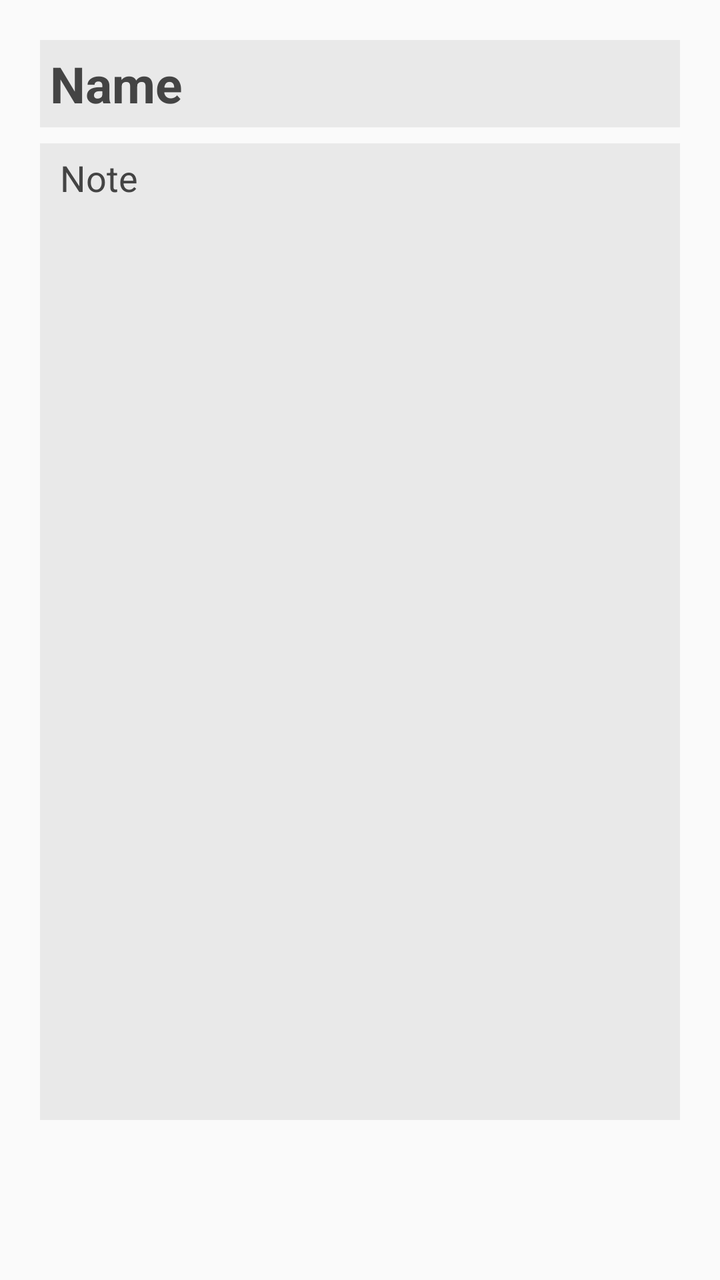
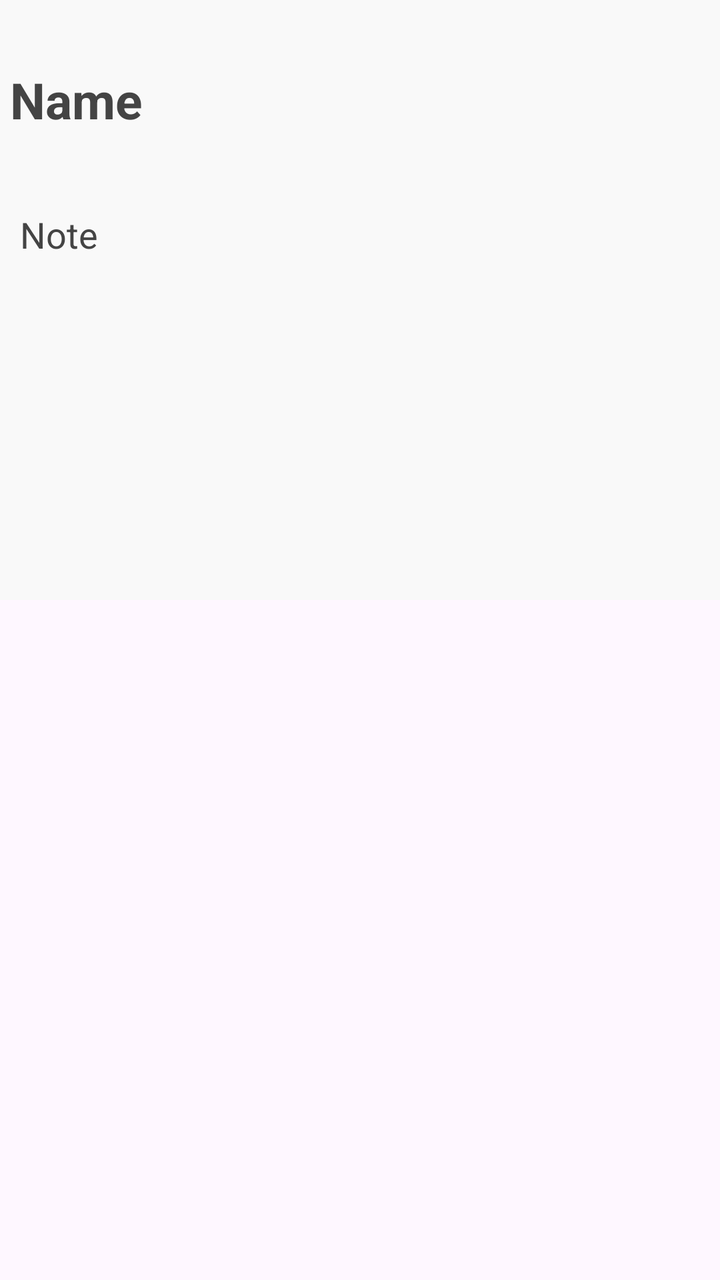

Screens rendered from an Android XML layout before and after an edit, with the pre-edit source and the edit as a unified diff.
<!-- AndroidManifest.xml: application theme AppTheme -->
<!-- res/layout/content_notes.xml -->
<?xml version="1.0" encoding="utf-8"?>
<androidx.constraintlayout.widget.ConstraintLayout xmlns:android="http://schemas.android.com/apk/res/android"
    xmlns:app="http://schemas.android.com/apk/res-auto"
    xmlns:tools="http://schemas.android.com/tools"
    android:layout_width="match_parent"
    android:layout_height="match_parent"
    android:padding="20dp"
    tools:context=".NotesActivity">














    <EditText
        android:id="@+id/NoteName"
        android:layout_width="0dp"
        android:layout_height="wrap_content"
        android:background="@color/backgroundElevation"
        android:ems="10"
        android:hint="@string/Access_Hint_NoteName"
        android:importantForAutofill="no"
        android:inputType="textPersonName|textCapWords"
        android:padding="5dp"
        android:paddingLeft="5dp"
        android:paddingRight="5dp"
        android:textColor="@color/colorText"
        android:textColorHint="@color/colorTextDimmed"
        android:textSize="25sp"
        android:textStyle="bold"
        app:layout_constraintEnd_toEndOf="parent"
        app:layout_constraintStart_toStartOf="parent"
        app:layout_constraintTop_toTopOf="parent"
        tools:ignore="VisualLintTextFieldSize" />

    <EditText
        android:id="@+id/Notes"
        android:layout_width="0dp"
        android:layout_height="0dp"
        android:layout_marginTop="8dp"
        android:layout_marginBottom="60dp"
        android:background="@color/backgroundElevation"
        android:ems="10"
        android:gravity="start|top"
        android:hint="@string/Access_Hint_Notes"
        android:importantForAutofill="no"
        android:inputType="textCapSentences|textMultiLine"
        android:isScrollContainer="true"
        android:minHeight="48dp"
        android:paddingHorizontal="10dp"
        android:paddingTop="5dp"
        android:paddingBottom="50dp"
        android:scrollbarAlwaysDrawHorizontalTrack="false"
        android:scrollbarAlwaysDrawVerticalTrack="false"
        android:scrollbarSize="2dp"
        android:scrollbarStyle="insideOverlay"
        android:scrollbars="vertical"
        android:textColor="@color/colorText"
        android:textColorHighlight="@color/colorAccent"
        android:textColorHint="@color/colorTextDimmed"
        android:textSize="18sp"
        app:layout_constraintBottom_toBottomOf="parent"
        app:layout_constraintEnd_toEndOf="parent"
        app:layout_constraintStart_toStartOf="parent"
        app:layout_constraintTop_toBottomOf="@+id/NoteName"
        tools:ignore="VisualLintTextFieldSize" />



</androidx.constraintlayout.widget.ConstraintLayout>
<!-- resources referenced by this layout -->
<resources>
  <color name="backgroundElevation">#E9E9E9</color>
  <color name="colorAccent">#2BC9C9</color>
  <color name="colorText">#000000</color>
  <color name="colorTextDimmed">#444444</color>
  <string name="Access_Hint_NoteName">Name</string>
  <string name="Access_Hint_Notes">Note</string>
  <style name="AppTheme" parent="Theme.AppCompat.Light.NoActionBar">
          <item name="colorPrimary">@color/foregroundElevation</item>
          <item name="colorPrimaryDark">@color/backgroundElevation</item>
          <item name="colorAccent">@color/colorAccent</item>
      </style>
  <color name="foregroundElevation">#F9F9F9</color>
</resources>

<!-- the commit's change to res/layout/content_notes.xml (unified diff, before → after) -->
@@ -1,78 +1,78 @@
 <?xml version="1.0" encoding="utf-8"?>
-<androidx.constraintlayout.widget.ConstraintLayout xmlns:android="http://schemas.android.com/apk/res/android"
+<androidx.coordinatorlayout.widget.CoordinatorLayout xmlns:android="http://schemas.android.com/apk/res/android"
+    android:id="@+id/appBarCoLayout"
     xmlns:app="http://schemas.android.com/apk/res-auto"
     xmlns:tools="http://schemas.android.com/tools"
     android:layout_width="match_parent"
     android:layout_height="match_parent"
-    android:padding="20dp"
     tools:context=".NotesActivity">
 
+    
+    <com.google.android.material.appbar.AppBarLayout
+        android:id="@+id/appBarLayout"
+        android:layout_width="match_parent"
+        android:layout_height="100dp"
+        android:theme="@style/ThemeOverlay.Material3.Dark.ActionBar"
+        tools:layout_editor_absoluteX="20dp"
+        tools:layout_editor_absoluteY="20dp">
+
+        <com.google.android.material.appbar.CollapsingToolbarLayout
+            android:layout_width="match_parent"
+            android:layout_height="match_parent"
+            app:layout_scrollFlags="scroll|exitUntilCollapsed|enterAlways">
+
+            <EditText
+                android:id="@+id/NoteName"
+                android:layout_width="match_parent"
+                android:layout_height="match_parent"
+                android:maxHeight="300dp"
+                android:background="?attr/colorSurface"
+                android:ems="10"
+                android:hint="@string/Access_Hint_NoteName"
+                android:importantForAutofill="no"
+                android:inputType="textPersonName|textCapWords"
+                android:padding="5dp"
+                android:textColor="?attr/colorOnSurface"
+                android:textColorHint="?attr/colorOnSurfaceVariant"
+                android:textSize="25sp"
+                android:textStyle="bold"
+                tools:ignore="VisualLintTextFieldSize" />
+
+        </com.google.android.material.appbar.CollapsingToolbarLayout>
+    </com.google.android.material.appbar.AppBarLayout>
 
 
+    <androidx.core.widget.NestedScrollView
+        android:layout_width="match_parent"
+        android:layout_height="match_parent"
+        app:layout_behavior="@string/appbar_scrolling_view_behavior">
 
+        <EditText
+            android:id="@+id/Notes"
+            android:layout_width="match_parent"
+            android:layout_height="wrap_content"
+            android:layout_marginBottom="60dp"
+            android:background="?attr/colorSurface"
+            android:ems="10"
+            android:gravity="start|top"
+            android:hint="@string/Access_Hint_Notes"
+            android:importantForAutofill="no"
+            android:inputType="textCapSentences|textMultiLine"
+            android:isScrollContainer="true"
+            android:minHeight="200dp"
+            android:paddingHorizontal="10dp"
+            android:paddingTop="5dp"
+            android:paddingBottom="50dp"
+            android:scrollbarAlwaysDrawHorizontalTrack="false"
+            android:scrollbarAlwaysDrawVerticalTrack="false"
+            android:scrollbarSize="2dp"
+            android:scrollbarStyle="insideOverlay"
+            android:scrollbars="vertical"
+            android:textColor="?attr/colorOnSurface"
+            android:textColorHighlight="?attr/colorPrimary"
+            android:textColorHint="?attr/colorOnSurfaceVariant"
+            android:textSize="18sp"
+            tools:ignore="VisualLintTextFieldSize" />
 
-
-
-
-
-
-
-
-
-
-    <EditText
-        android:id="@+id/NoteName"
-        android:layout_width="0dp"
-        android:layout_height="wrap_content"
-        android:background="@color/backgroundElevation"
-        android:ems="10"
-        android:hint="@string/Access_Hint_NoteName"
-        android:importantForAutofill="no"
-        android:inputType="textPersonName|textCapWords"
-        android:padding="5dp"
-        android:paddingLeft="5dp"
-        android:paddingRight="5dp"
-        android:textColor="@color/colorText"
-        android:textColorHint="@color/colorTextDimmed"
-        android:textSize="25sp"
-        android:textStyle="bold"
-        app:layout_constraintEnd_toEndOf="parent"
-        app:layout_constraintStart_toStartOf="parent"
-        app:layout_constraintTop_toTopOf="parent"
-        tools:ignore="VisualLintTextFieldSize" />
-
-    <EditText
-        android:id="@+id/Notes"
-        android:layout_width="0dp"
-        android:layout_height="0dp"
-        android:layout_marginTop="8dp"
-        android:layout_marginBottom="60dp"
-        android:background="@color/backgroundElevation"
-        android:ems="10"
-        android:gravity="start|top"
-        android:hint="@string/Access_Hint_Notes"
-        android:importantForAutofill="no"
-        android:inputType="textCapSentences|textMultiLine"
-        android:isScrollContainer="true"
-        android:minHeight="48dp"
-        android:paddingHorizontal="10dp"
-        android:paddingTop="5dp"
-        android:paddingBottom="50dp"
-        android:scrollbarAlwaysDrawHorizontalTrack="false"
-        android:scrollbarAlwaysDrawVerticalTrack="false"
-        android:scrollbarSize="2dp"
-        android:scrollbarStyle="insideOverlay"
-        android:scrollbars="vertical"
-        android:textColor="@color/colorText"
-        android:textColorHighlight="@color/colorAccent"
-        android:textColorHint="@color/colorTextDimmed"
-        android:textSize="18sp"
-        app:layout_constraintBottom_toBottomOf="parent"
-        app:layout_constraintEnd_toEndOf="parent"
-        app:layout_constraintStart_toStartOf="parent"
-        app:layout_constraintTop_toBottomOf="@+id/NoteName"
-        tools:ignore="VisualLintTextFieldSize" />
-
-
-
-</androidx.constraintlayout.widget.ConstraintLayout>
+    </androidx.core.widget.NestedScrollView>
+</androidx.coordinatorlayout.widget.CoordinatorLayout>
<!-- resource entries referenced after the edit -->
@@ -1,16 +1,40 @@
 <!-- resources referenced by this layout -->
 <resources>
-  <color name="backgroundElevation">#E9E9E9</color>
-  <color name="colorAccent">#2BC9C9</color>
-  <color name="colorText">#000000</color>
-  <color name="colorTextDimmed">#444444</color>
   <string name="Access_Hint_NoteName">Name</string>
   <string name="Access_Hint_Notes">Note</string>
-  <style name="AppTheme" parent="Theme.AppCompat.Light.NoActionBar">
-          <item name="colorPrimary">@color/foregroundElevation</item>
-          <item name="colorPrimaryDark">@color/backgroundElevation</item>
-          <item name="colorAccent">@color/colorAccent</item>
+  <style name="AppTheme" parent="Theme.Material3.DayNight.NoActionBar">
+          
+          <item name="colorPrimary">@color/md_theme_primary</item>
+          <item name="colorOnPrimary">@color/md_theme_onPrimary</item>
+          <item name="colorPrimaryContainer">@color/md_theme_primaryContainer</item>
+          <item name="colorOnPrimaryContainer">@color/md_theme_onPrimaryContainer</item>
+  
+          <item name="colorSecondary">@color/md_theme_secondary</item>
+          <item name="colorOnSecondary">@color/md_theme_onSecondary</item>
+          <item name="colorSecondaryContainer">@color/md_theme_secondaryContainer</item>
+          <item name="colorOnSecondaryContainer">@color/md_theme_onSecondaryContainer</item>
+  
+          <item name="colorSurface">@color/md_theme_surface</item>
+          <item name="colorOnSurface">@color/md_theme_onSurface</item>
+          <item name="colorSurfaceVariant">@color/md_theme_surfaceVariant</item>
+          <item name="colorOnSurfaceVariant">@color/md_theme_onSurfaceVariant</item>
+  
+          <item name="colorError">@color/md_theme_error</item>
+          <item name="colorOnError">@color/md_theme_onError</item>
       </style>
-  <color name="foregroundElevation">#F9F9F9</color>
+  <color name="md_theme_primary">#6750A4</color>
+  <color name="md_theme_onPrimary">#D8D8D8</color>
+  <color name="md_theme_primaryContainer">#15161F</color>
+  <color name="md_theme_onPrimaryContainer">#FFFFFF</color>
+  <color name="md_theme_secondary">#6750A4</color>
+  <color name="md_theme_onSecondary">#FFFFFF</color>
+  <color name="md_theme_secondaryContainer">#E9E9E9</color>
+  <color name="md_theme_onSecondaryContainer">#B6A1EF</color>
+  <color name="md_theme_surface">#F9F9F9</color>
+  <color name="md_theme_onSurface">#000000</color>
+  <color name="md_theme_surfaceVariant">#E9E9E9</color>
+  <color name="md_theme_onSurfaceVariant">#444444</color>
+  <color name="md_theme_error">#B00020</color>
+  <color name="md_theme_onError">#FFFFFF</color>
 </resources>
 
